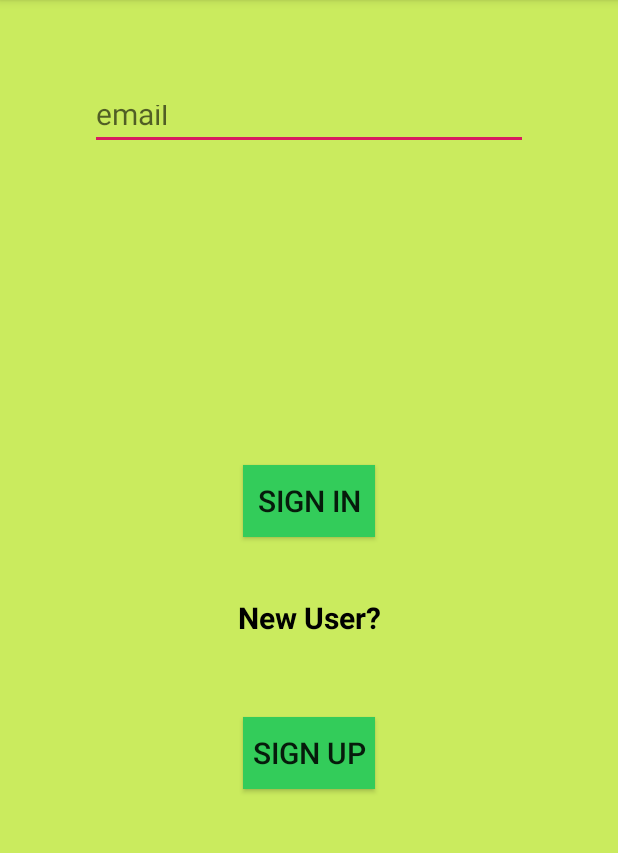
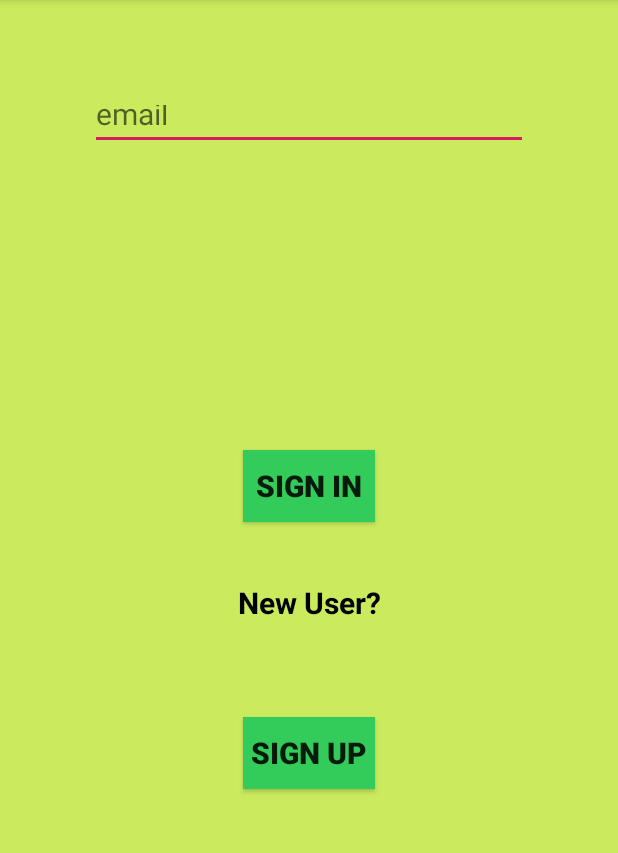
Before and after one commit to Meghagupta17/MyInsta, an Android app: the screen it shows after launch (MainActivity), on a phone screen of 412 x 824 dp, the part 84-937 px from its top. Run offline under Robolectric (Android 15) with nearby library versions, the phone set to English and light mode, and no system bars; our stand-ins replace Firebase (no records; nobody signed in at launch, a user with empty details on screens opened directly).

```diff
--- a/app/src/main/AndroidManifest.xml
+++ b/app/src/main/AndroidManifest.xml
@@ -3,6 +3,8 @@
     package="com.example.myinsta">
 
     <uses-permission android:name="android.permission.INTERNET"/>
+    <uses-permission android:name="android.permission.READ_EXTERNAL_STORAGE"/>
+    <uses-permission android:name="android.permission.ACCESS_NETWORK_STATE"/>
 
     <application
         android:allowBackup="true"
--- a/app/src/main/java/com/example/myinsta/MainActivity.java
+++ b/app/src/main/java/com/example/myinsta/MainActivity.java
@@ -1,18 +1,23 @@
 package com.example.myinsta;
 
 import android.content.Intent;
+import android.os.Bundle;
+import android.support.annotation.NonNull;
 import android.support.v7.app.AppCompatActivity;
-import android.os.Bundle;
 import android.text.TextUtils;
 import android.view.View;
 import android.widget.Button;
 import android.widget.EditText;
 import android.widget.TextView;
 import android.widget.Toast;
-
 import com.google.firebase.FirebaseApp;
+import com.google.firebase.database.DataSnapshot;
+import com.google.firebase.database.DatabaseError;
 import com.google.firebase.database.DatabaseReference;
 import com.google.firebase.database.FirebaseDatabase;
+import com.google.firebase.database.ValueEventListener;
+import java.util.ArrayList;
+import java.util.List;
 
 public class MainActivity extends AppCompatActivity {
 
@@ -25,7 +30,9 @@ public class MainActivity extends AppCompatActivity {
     TextView newuser;
     FirebaseDatabase firebaseDatabase;
     DatabaseReference myRef;
-    int count = 0;
+    List<String> emailidList;
+    List<String> usernameList;
+    List<String> nicknameList;
 
     @Override
     protected void onCreate(Bundle savedInstanceState) {
@@ -37,11 +44,35 @@ public class MainActivity extends AppCompatActivity {
         newuser = findViewById(R.id.newuser);
         btnsignup = findViewById(R.id.btnsignup);
         btnback = findViewById(R.id.btnback);
+        emailidList = new ArrayList<>();
+        usernameList = new ArrayList<>();
+        nicknameList = new ArrayList<>();
 
 
         FirebaseApp.initializeApp(this);
         firebaseDatabase  = FirebaseDatabase.getInstance();
         myRef = firebaseDatabase.getReference("users");
+
+        myRef.addValueEventListener(new ValueEventListener() {
+            @Override
+            public void onDataChange(@NonNull DataSnapshot dataSnapshot) {
+                emailidList.clear();
+                usernameList.clear();
+                nicknameList.clear();
+                for (DataSnapshot ds:dataSnapshot.getChildren()) {
+                    String key = ds.getKey().toString();
+                    Users u = ds.getValue(Users.class);
+                    emailidList.add(u.emailId);
+                    usernameList.add(u.userName);
+                    nicknameList.add(u.nickName);
+                }
+            }
+
+            @Override
+            public void onCancelled(@NonNull DatabaseError databaseError) {
+
+            }
+        });
 
         //On first screen email id, signin button, new user?, signup button is visible
         username.setVisibility(EditText.INVISIBLE);
@@ -55,11 +86,16 @@ public class MainActivity extends AppCompatActivity {
                 String s1 = email.getText().toString();
 
                 if (!TextUtils.isEmpty(email.getText())) {
+                    if (!emailidList.contains(s1)) {
+                            email.setError("User not Found");
+                    }else {
+                            int index = emailidList.indexOf(s1);
                             Toast.makeText(MainActivity.this, "Login Successful", Toast.LENGTH_SHORT).show();
                             Intent intent = new Intent(MainActivity.this, LogedInActivity.class);
+                            intent.putExtra("nickname", nicknameList.get(index));
                             startActivity(intent);
-
-                    } else {
+                    }
+                }else{
                         email.setError("Email id is required!");
                     }
                 }
@@ -85,11 +121,17 @@ public class MainActivity extends AppCompatActivity {
                     if (!TextUtils.isEmpty(username.getText())) {
 
                         if (!TextUtils.isEmpty(nickname.getText())) {
+                           if (emailidList.contains(s1)){
+                               email.setError("User Id already exists");
+                           }else {
+                               String uniqueKey = myRef.push().getKey();
+                               Users u = new Users(s1,s2,s3);
+                               myRef.child(uniqueKey).setValue(u);
                                Toast.makeText(MainActivity.this, "Registration Successful", Toast.LENGTH_SHORT).show();
                                Intent intent = new Intent(MainActivity.this, LogedInActivity.class);
-                            myRef.child(s1).child("username").setValue(s2);
-                            myRef.child(s1).child("nickname").setValue(s3);
+                               intent.putExtra("nickname", s3);
                                startActivity(intent);
+                           }
 
                         }else{
                             nickname.setError("Nick Name is required!");
--- a/app/src/main/java/com/example/myinsta/RecyclerViewAdapterPost.java
+++ b/app/src/main/java/com/example/myinsta/RecyclerViewAdapterPost.java
@@ -39,10 +39,10 @@ public class RecyclerViewAdapterPost extends RecyclerView.Adapter<RecyclerViewAd
 
         Glide.with(context)
                 .asBitmap()
-                .load(postList.get(position).image)
+                .load("https://firebasestorage.googleapis.com/v0/b/myinsta-4e85d.appspot.com/o/photos/"+ postList.get(position).image)
                 .into(postViewHolder.imagepost);
 
-        postViewHolder.post_user_tv.setText(postList.get(position).user);
+        postViewHolder.post_user_tv.setText(postList.get(position).userNickName);
         postViewHolder.post_hashtag_tv.setText(postList.get(position).hashtag);
         postViewHolder.post_text.setText(postList.get(position).postText);
 
--- a/app/src/main/res/layout/activity_main.xml
+++ b/app/src/main/res/layout/activity_main.xml
@@ -27,7 +27,7 @@
         android:layout_width="match_parent"
         android:layout_height="40dp"
         android:layout_margin="20dp"
-        android:layout_marginTop="30dp"
+        android:layout_marginTop="20dp"
         android:hint="@string/user_name"
         android:ems="10"
         android:inputType="textPersonName"
@@ -39,7 +39,7 @@
         android:layout_width="match_parent"
         android:layout_height="40dp"
         android:layout_margin="20dp"
-        android:layout_marginTop="30dp"
+        android:layout_marginTop="20dp"
         android:hint="@string/nick_name"
         android:ems="10"
         android:inputType="textPersonName"
@@ -51,17 +51,18 @@
         android:layout_height="wrap_content"
         android:id="@+id/btnlogin"
         android:text="@string/sign_in"
-        android:layout_marginTop="30dp"
+        android:layout_marginTop="20dp"
         android:layout_gravity="center"
         android:background="#33cc5a"
-        android:textSize="20sp"/>
+        android:textSize="20sp"
+        android:textStyle="bold"/>
 
     <TextView
         android:id="@+id/newuser"
         android:layout_width="match_parent"
         android:layout_height="40dp"
         android:layout_margin="40dp"
-        android:layout_marginTop="20dp"
+        android:layout_marginTop="15dp"
         android:text="@string/new_user"
         android:textAlignment="center"
         android:textSize="20sp"
@@ -74,17 +75,20 @@
         android:id="@+id/btnsignup"
         android:text="@string/sign_up"
         android:layout_gravity="center"
+        android:layout_marginTop="10dp"
         android:background="#33cc5a"
-        android:textSize="20sp" />
+        android:textSize="20sp"
+        android:textStyle="bold"/>
 
     <Button
         android:layout_width="wrap_content"
         android:layout_height="wrap_content"
         android:id="@+id/btnback"
         android:text="@string/back"
-        android:layout_marginTop="5dp"
+        android:layout_marginTop="10dp"
         android:layout_gravity="center"
         android:background="#33cc5a"
-        android:textSize="20sp" />
+        android:textSize="20sp"
+        android:textStyle="bold"/>
 
 </LinearLayout>
--- a/app/src/main/res/layout/dialog_recyclerview_userlist.xml
+++ b/app/src/main/res/layout/dialog_recyclerview_userlist.xml
@@ -2,8 +2,8 @@
 <LinearLayout xmlns:android="http://schemas.android.com/apk/res/android"
     android:layout_width="match_parent"
     android:layout_height="wrap_content"
-    android:layout_marginLeft="40dp"
-    android:layout_marginRight="40dp"
+    android:layout_marginLeft="10dp"
+    android:layout_marginRight="10dp"
     android:layout_gravity="center"
     android:orientation="vertical"
     android:background="#caeb5e">
--- a/app/src/main/res/layout/user_hashtag_tag.xml
+++ b/app/src/main/res/layout/user_hashtag_tag.xml
@@ -8,6 +8,7 @@
         android:layout_height="wrap_content"
         android:layout_margin="20dp"
         android:text=""
+        android:textStyle="bold"
         android:id="@+id/user_hashtag_tv" />
 
 
--- a/app/src/main/res/values/strings.xml
+++ b/app/src/main/res/values/strings.xml
@@ -1,11 +1,11 @@
 <resources>
     <string name="app_name">My Insta</string>
-    <string name="back">Back</string>
+    <string name="back">Already have an account?</string>
     <string name="sign_up">Sign up</string>
     <string name="new_user">New User?</string>
     <string name="sign_in">Sign In</string>
     <string name="nick_name">Nick Name</string>
-    <string name="user_name">User Name</string>
+    <string name="user_name">Name</string>
     <string name="email">email</string>
     <string name="welcome_to_myinsta">Welcome to MyInsta</string>
     <string name="make_a_post">Make a Post</string>
```
Also changed, not shown: app/src/main/java/com/example/myinsta/LogedInActivity.java (+57 -10 lines), app/src/main/java/com/example/myinsta/Post.java (+13 -1 lines), app/src/main/java/com/example/myinsta/RecyclerViewAdapterHashtag.java (+8 -5 lines), app/src/main/java/com/example/myinsta/RecyclerViewAdapterUser.java (+10 -6 lines), app/src/main/java/com/example/myinsta/Users.java (added, +17 -0 lines), app/src/main/res/layout/dialog_create_post.xml (+18 -7 lines), app/src/main/res/layout/post_hashtag_user_list.xml (+20 -4 lines), app/src/main/res/drawable/seaport.jpg (deleted). Lines whose indentation alone changed are shown as unchanged.
